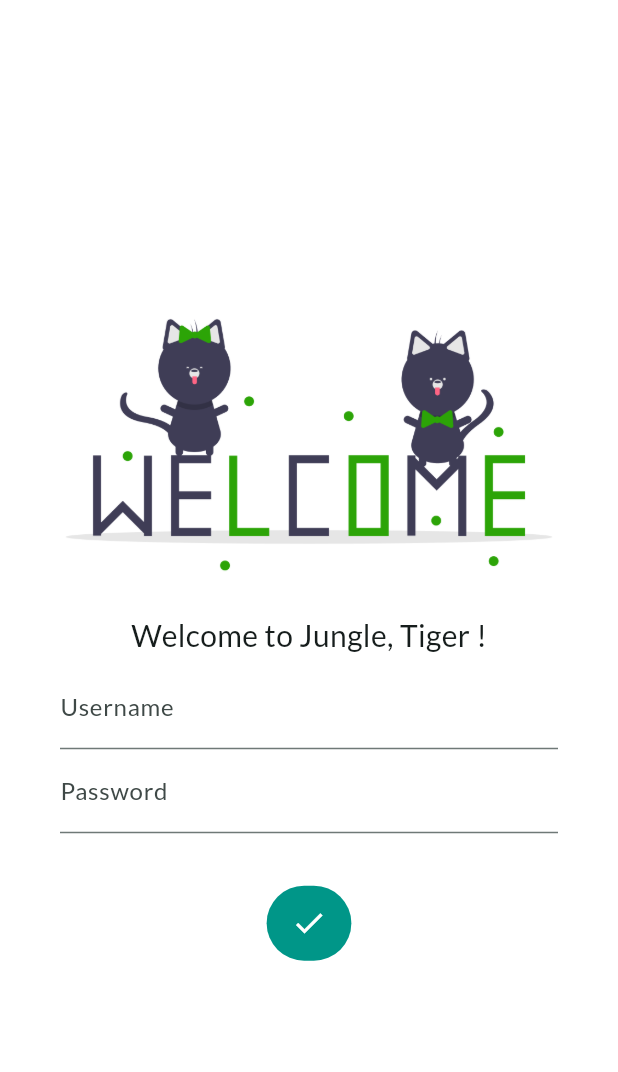
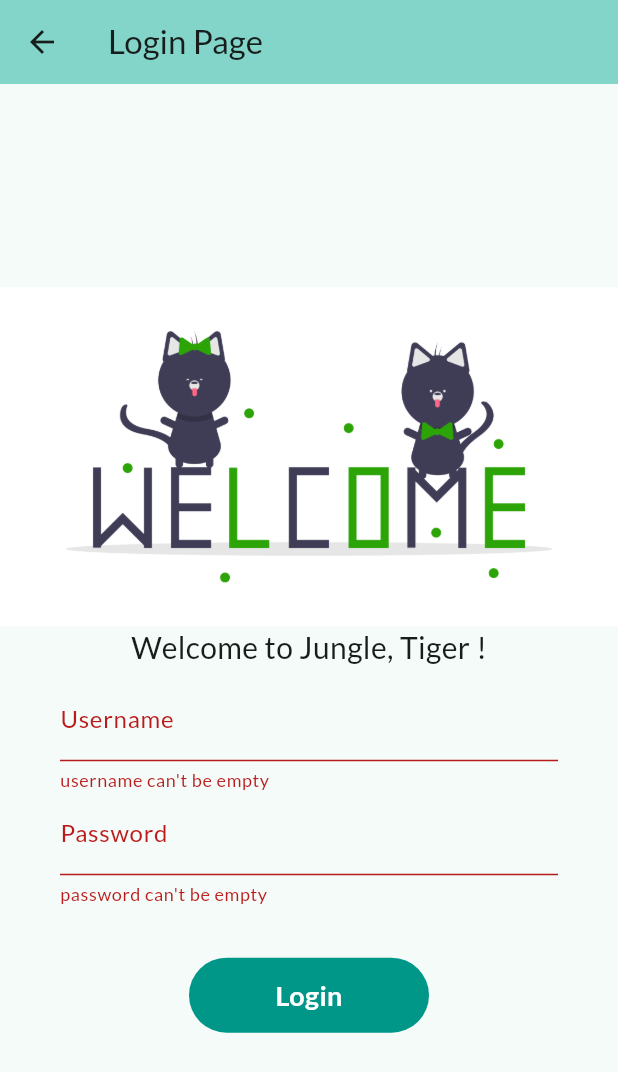
Before and after one commit to sumit1202/e_store_flutter_pk, a Flutter app: the screen it shows after launch, after a tap on "Login", on a phone screen of 412 x 824 dp. Shown: the top 1072 px of the screen. Run offline on Flutter 3.47's test engine with Material 2 defaults, Android fonts, the phone set to English and light mode, and no system bars; our stand-ins replace google_fonts.

Commit message:
day7 completed

```diff
--- a/lib/pages/login_page.dart
+++ b/lib/pages/login_page.dart
@@ -11,12 +11,32 @@ class LoginPage extends StatefulWidget {
 class _LoginPageState extends State<LoginPage> {
   String name = 'Tiger';
   bool isChanged = false;
+  final _formKey = GlobalKey<FormState>();
+
+  moveToHome(BuildContext context) async {
+    if(_formKey.currentState!.validate()){
+      setState(() {
+      isChanged = true;
+    });
+    await Future.delayed(const Duration(seconds: 2));
+    await Navigator.pushNamed(context, MyRoutes.homeRoute);
+    setState(() {
+      isChanged = false;
+    });
+    }
+  }
+
   @override
   Widget build(BuildContext context) {
-    return Material(
-      color: Colors.white,
-      child: Center(
+    return Scaffold(
+      appBar: AppBar(
+        title: const Text('Login Page'),
+        backgroundColor: Theme.of(context).colorScheme.inversePrimary,
+      ),
+      body: Center(
         child: SingleChildScrollView(
+          child: Form(
+            key: _formKey,
             child: Column(
               mainAxisAlignment: MainAxisAlignment.center,
               children: [
@@ -37,6 +57,13 @@ class _LoginPageState extends State<LoginPage> {
                       name = value;
                       setState(() {});
                     },
+                    validator: (value) {
+                      if (value!.isEmpty) {
+                        return 'username can\'t be empty';
+                      } else {
+                        return null;
+                      }
+                    },
                     decoration: const InputDecoration(
                       label: Text('Username'),
                     ),
@@ -46,28 +73,30 @@ class _LoginPageState extends State<LoginPage> {
                   padding: const EdgeInsets.fromLTRB(40, 0, 40, 35),
                   child: TextFormField(
                     obscureText: true,
+                    validator: (value) {
+                      if (value!.isEmpty) {
+                        return 'password can\'t be empty';
+                      } else if (value.length < 6) {
+                        return 'password length can\'t be less than 6';
+                      } else {
+                        return null;
+                      }
+                    },
                     decoration: const InputDecoration(
                       label: Text('Password'),
                     ),
                   ),
                 ),
-              InkWell(
-                onTap: () async {
-                  setState(() {
-                    isChanged = true;
-                  });
-                  await Future.delayed(const Duration(seconds: 2));
-                  Navigator.pushNamed(context, MyRoutes.homeRoute);
-                },
+                Material(
+                  borderRadius: BorderRadius.circular(50),
+                  color: Colors.teal,
+                  child: InkWell(
+                    onTap: () => moveToHome(context),
                     child: AnimatedContainer(
                       curve: Curves.linearToEaseOut,
                       alignment: Alignment.center,
                       height: 50,
                       width: isChanged ? 50 : 160,
-                  decoration: BoxDecoration(
-                    color: Colors.teal,
-                    borderRadius: BorderRadius.circular(50),
-                  ),
                       duration: const Duration(
                         seconds: 2,
                       ),
@@ -82,6 +111,7 @@ class _LoginPageState extends State<LoginPage> {
                                   fontSize: 18,
                                   fontWeight: FontWeight.bold,
                                   color: Colors.white),
+                            ),
                     ),
                   ),
                 )
@@ -107,6 +137,7 @@ class _LoginPageState extends State<LoginPage> {
             ),
           ),
         ),
+      ),
     );
   }
 }
```
Lines whose indentation alone changed are shown as unchanged.
